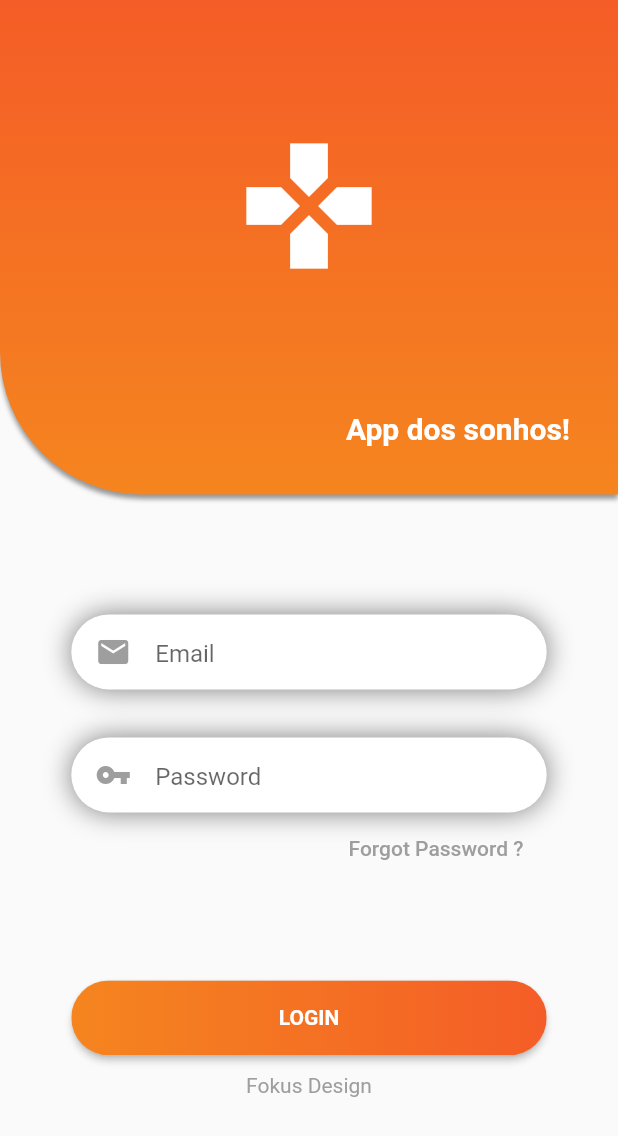
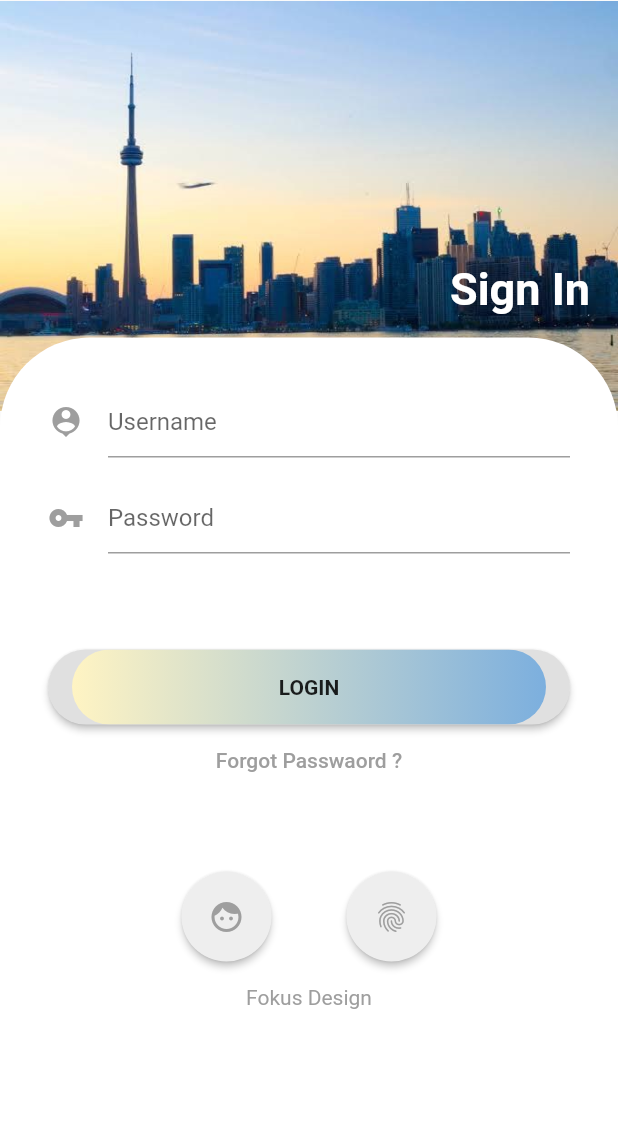
Before and after one commit to wellingtongb/desafiosYoutubeFlutter, a Flutter app: the screen it shows after launch, on a phone screen of 412 x 824 dp. Shown: the top 1136 px of the screen. Run offline on Flutter 3.47's test engine with Material 2 defaults, Android fonts, the phone set to English and light mode, and no system bars.

Commit message:
Desafio 2 - Tela de login2 - finalizado

```diff
--- /dev/null
+++ b/lib/desafioLogin2.dart
@@ -0,0 +1,197 @@
+import 'package:flutter/material.dart';
+import 'package:flutter/services.dart';
+
+void main() => runApp( MyApp());
+
+class MyApp extends StatelessWidget {
+  @override
+  Widget build(BuildContext context) {
+    return Container(
+
+    );
+  }
+}
+
+class Login2 extends StatefulWidget {
+  @override
+  _Login2State createState() => _Login2State();
+}
+
+class _Login2State extends State<Login2> {
+
+  @override
+  void initState() {
+    SystemChrome.setEnabledSystemUIOverlays([]); //função pra iniciar o app sem a barra de informações superior
+    super.initState();
+  }
+
+  @override
+  Widget build(BuildContext context) {
+    return Scaffold(
+      body: Container(
+        width: double.maxFinite, //definindo a maior largura possivel da tela
+        height: double.maxFinite,
+        child: Stack(     //Stack é util para poder sobrepor um widget em outro
+          children: <Widget>[
+            Image.asset(
+              "images/cntower2.jpg",
+              width: double.maxFinite,
+              height: 275,
+            ),
+            //fim da imagem do top
+            //Inicio do texto Signin
+            Positioned(
+              top: 175,
+              left: 300,
+              child: Text("Sign In",
+              style: TextStyle(
+                color: Colors.white,
+                fontWeight: FontWeight.bold,
+                fontSize: 30
+              ),),
+            ),
+            //Inicio container principal botoes
+            Positioned(
+              top: 225,
+                child: Container(
+                padding: EdgeInsets.all(32),
+                width: MediaQuery.of(context).size.width,
+                height: MediaQuery.of(context).size.height,
+                decoration: BoxDecoration(
+                    color: Colors.white,
+                    borderRadius: BorderRadius.only(
+                    topLeft: Radius.circular(60),
+                    topRight: Radius.circular(60)
+                  )
+                ),
+                child: Column(
+                  children: <Widget>[
+                    TextField(
+                      decoration: InputDecoration(
+                        hintText: "Username",
+                        //border: InputBorder.none,
+                        icon: Icon(Icons.person_pin   ,
+                        color: Colors.grey)
+                      )
+                    ),
+                    Padding(
+                      padding: EdgeInsets.only(top: 16.0),
+                      child: TextField(
+                        decoration: InputDecoration(
+                          hintText: "Password",
+                          //border: InputBorder.none,
+                          icon: Icon(Icons.vpn_key,
+                          color: Colors.grey,)
+                        ),
+                        obscureText: true,
+                      ),
+                    ),
+                    //inicio do botao
+                    Container(
+                      margin: EdgeInsets.only(top: 64),
+                      width: double.maxFinite,
+                      height: 50,
+                      child: RaisedButton(
+                        onPressed: (){},
+                        highlightColor: Colors.transparent,
+                        splashColor: Colors.white.withOpacity(.3),
+                        shape: RoundedRectangleBorder(
+                          borderRadius: BorderRadius.circular(50)
+                        ),
+                        child: Ink(
+                          decoration: BoxDecoration(
+                            gradient: LinearGradient(
+                              colors: [
+                                Color(0xFFfff4c3),
+                                Color(0xFF7cafde)
+                              ]
+                            ),
+                            borderRadius: BorderRadius.circular(30)
+                          ),
+                          child: Container(
+                            constraints: BoxConstraints(maxHeight: 50, maxWidth: double.maxFinite),
+                            alignment: Alignment.center,
+                            child: Text("Login".toUpperCase(),
+                              style: TextStyle(
+                                fontWeight: FontWeight.bold
+                              ),),
+                          ),
+                        ),
+                      ),
+                    ),
+                    //Fim botão de login
+                    //Inicio link Forgot password
+                    FlatButton(
+                      onPressed: (){},
+                      highlightColor: Colors.transparent,
+                      shape: RoundedRectangleBorder(
+                        borderRadius: BorderRadius.circular(30)
+                      ),
+                      child: Ink(
+                        child: Text("Forgot Passwaord ?",
+                        style: TextStyle(
+                          color: Colors.grey
+                        ),),
+                      ),
+                    ),
+                    //fim Forgot password
+                    Container(height: 50,),
+                    //Inicio linha para os botões
+                    Row(
+                      mainAxisAlignment: MainAxisAlignment.center,
+                      children: <Widget>[
+                        Container(
+                          height: 60,
+                          width: 60,
+                          child: RaisedButton(
+                            onPressed: (){},
+                            highlightColor: Colors.transparent,
+                            shape: RoundedRectangleBorder(
+                              borderRadius: new BorderRadius.circular(50.0)
+                            ),
+                            color: Colors.grey[200],
+                            child: Ink(
+                              child: Icon(Icons.face,
+                              color: Colors.grey,),
+                            ),
+                          ),
+                        ),
+
+                        Container( width: 50,),
+
+                        Container(
+                          height: 60,
+                          width: 60,
+                          child: RaisedButton(
+                            onPressed: (){},
+                            highlightColor: Colors.transparent,
+                            shape: RoundedRectangleBorder(
+                              borderRadius: new BorderRadius.circular(50.0)
+                            ),
+                            color: Colors.grey[200],
+                            child: Ink(
+                              child: Icon(Icons.fingerprint,
+                              color: Colors.grey,),
+                            ),
+                          ),
+                        )
+                      ],
+                    ),
+                    //Texto da fokus
+                    Padding(
+                      padding: const EdgeInsets.only(top: 16.0),
+                      child: Text("Fokus Design",
+                      style: TextStyle(
+                        color: Colors.grey
+                      ),),
+                    )
+                  ],
+                ),
+              ),
+            )
+          ],
+        ),
+      ),
+    );
+  }
+}
--- a/lib/main.dart
+++ b/lib/main.dart
@@ -1,8 +1,9 @@
 import "package:flutter/material.dart";
+import 'package:project/desafioLogin2.dart';
 
 void main(){
   runApp(MaterialApp(
-    home: LoginChallenge(),
+    home: Login2(),
   ));
 }
 
--- a/pubspec.yaml
+++ b/pubspec.yaml
@@ -41,7 +41,9 @@ flutter:
   uses-material-design: true
 
   # To add assets to your application, add an assets section, like this:
-  # assets:
+  assets:
+     - images/cntower.jpg
+     - images/cntower2.jpg
   #   - images/a_dot_burr.jpeg
   #   - images/a_dot_ham.jpeg
 
```
Also changed, not shown: images/cntower.jpg (added), images/cntower2.jpg (added), 1 other file.
